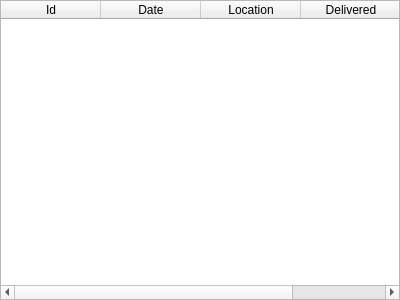
Above: system/proj/src/forms/DeliveriesForm.ui from luucasbruno/canawa before the change. Below: the same form after it.
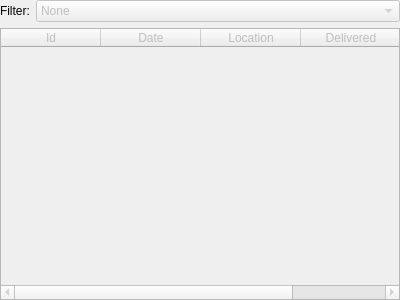
That is the form after the change.

Commit message: Se agregó filtros para las entragas

The edit to the form file:
```diff
--- a/system/proj/src/forms/DeliveriesForm.ui
+++ b/system/proj/src/forms/DeliveriesForm.ui
@@ -13,7 +13,7 @@
   <property name="windowTitle">
    <string/>
   </property>
-  <layout class="QVBoxLayout" name="verticalLayout">
+  <layout class="QGridLayout" name="gridLayout">
    <property name="leftMargin">
     <number>0</number>
    </property>
@@ -26,8 +26,51 @@
    <property name="bottomMargin">
     <number>0</number>
    </property>
-   <item>
+   <item row="0" column="0">
+    <widget class="QLabel" name="label">
+     <property name="sizePolicy">
+      <sizepolicy hsizetype="Fixed" vsizetype="Preferred">
+       <horstretch>0</horstretch>
+       <verstretch>0</verstretch>
+      </sizepolicy>
+     </property>
+     <property name="text">
+      <string>Filter:</string>
+     </property>
+    </widget>
+   </item>
+   <item row="0" column="1">
+    <widget class="QComboBox" name="comboBox">
+     <property name="enabled">
+      <bool>false</bool>
+     </property>
+     <item>
+      <property name="text">
+       <string>None</string>
+      </property>
+     </item>
+     <item>
+      <property name="text">
+       <string>Today</string>
+      </property>
+     </item>
+     <item>
+      <property name="text">
+       <string>Delayed</string>
+      </property>
+     </item>
+     <item>
+      <property name="text">
+       <string>Pending</string>
+      </property>
+     </item>
+    </widget>
+   </item>
+   <item row="1" column="0" colspan="2">
     <widget class="QTableWidget" name="tableWidget">
+     <property name="enabled">
+      <bool>false</bool>
+     </property>
      <property name="selectionMode">
       <enum>QAbstractItemView::SingleSelection</enum>
      </property>
```
The commit also changes 2 other files.
